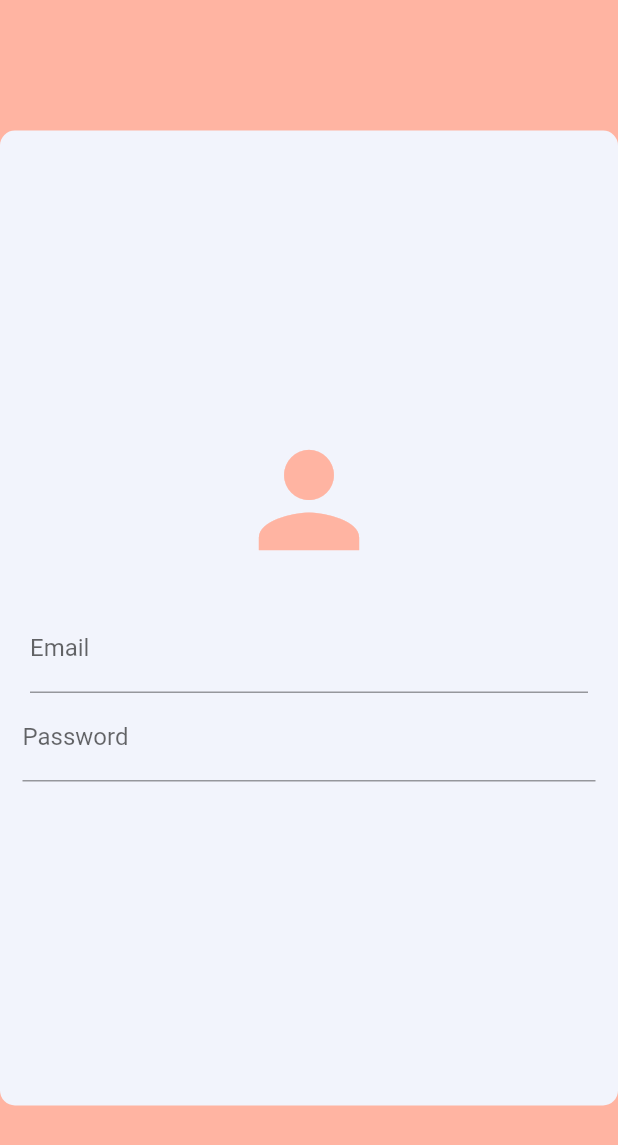
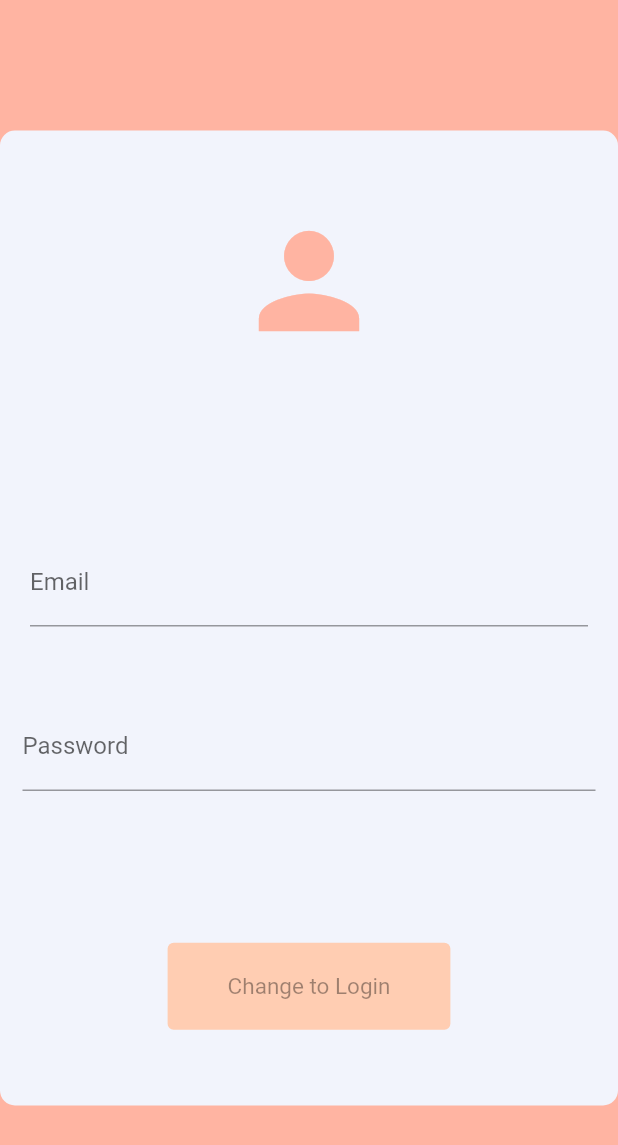
Before and after one commit to Maqcel/ZAI_WEB, a Flutter app: the AuthScreen screen opened directly, on a phone screen of 412 x 824 dp. Shown: the top 1145 px of the screen. Run offline on Flutter 3.47's test engine with Material 2 defaults, Android fonts, the light colour scheme and no system bars; our stand-ins replace freezed_annotation, get_it, injectable.

Commit message:
Themes, fonts, models

```diff
--- a/lib/repositories/auth_repository.dart
+++ b/lib/repositories/auth_repository.dart
@@ -3,7 +3,7 @@ import 'dart:convert';
 import 'package:injectable/injectable.dart';
 import 'package:http/http.dart' as http;
 
-import '../constants.dart';
+import '../values/constants.dart';
 
 @lazySingleton
 class AuthRepository {
--- a/lib/screens/auth_screen/auth_screen.dart
+++ b/lib/screens/auth_screen/auth_screen.dart
@@ -1,13 +1,10 @@
 import 'package:flutter/material.dart';
 
-import '../../constants.dart';
+import '../../values/constants.dart';
 import 'components/login_button.dart';
 import 'components/sign_up_button.dart';
 
 class AuthScreen extends StatefulWidget {
-  final bool isLogin;
-
-  const AuthScreen({this.isLogin = false});
   @override
   _AuthScreenState createState() => _AuthScreenState();
 }
@@ -16,14 +13,20 @@ class _AuthScreenState extends State<AuthScreen> {
   final TextEditingController emailController = TextEditingController();
   final TextEditingController passwordController = TextEditingController();
 
+  bool isLogin = false;
+
+  void changeForm() {
+    setState(() {
+      isLogin = !isLogin;
+    });
+  }
+
   @override
   Widget build(BuildContext context) {
     return Scaffold(
       backgroundColor: Constants.usedPrimaryColor,
       body: Center(
-        child: LayoutBuilder(
-          builder: (context, constrains) {
-            return Container(
+        child: Container(
           decoration: BoxDecoration(
             color: Constants.usedDrawerColor,
             borderRadius: BorderRadius.circular(
@@ -34,7 +37,7 @@ class _AuthScreenState extends State<AuthScreen> {
           width: Constants.usedAuthScreenWebWidthParameter,
           child: Column(
             crossAxisAlignment: CrossAxisAlignment.center,
-                mainAxisAlignment: MainAxisAlignment.center,
+            mainAxisAlignment: MainAxisAlignment.spaceEvenly,
             children: [
               Icon(
                 Icons.person,
@@ -67,14 +70,24 @@ class _AuthScreenState extends State<AuthScreen> {
                   textInputAction: TextInputAction.done,
                 ),
               ),
-                  SizedBox(
-                    height: Constants.usedDefaultPadding,
+              isLogin ? LogInButton() : SignUpButton(),
+              TextButton(
+                style: ButtonStyle(
+                  backgroundColor:
+                      MaterialStateProperty.all(Constants.usedAccentColor),
                 ),
-                  widget.isLogin ? LogInButton() : SignUpButton(),
+                onPressed: changeForm,
+                child: Text(
+                  isLogin ? 'Change to Signup' : 'Change to Login',
+                  style: TextStyle(
+                    color: Colors.black38,
+                    fontWeight: FontWeight.w400,
+                    fontSize: 15.0,
+                  ),
+                ),
+              ),
             ],
           ),
-            );
-          },
         ),
       ),
     );
--- a/lib/screens/home_screen/components/auth_button.dart
+++ b/lib/screens/home_screen/components/auth_button.dart
@@ -1,7 +1,7 @@
 import 'package:flutter/material.dart';
 
 import '/extensions/neumorphism.dart';
-import '../../../constants.dart';
+import '../../../values/constants.dart';
 
 class AuthButton extends StatelessWidget {
   final bool isLogin;
--- a/lib/screens/home_screen/components/profile_button.dart
+++ b/lib/screens/home_screen/components/profile_button.dart
@@ -3,7 +3,7 @@ import 'package:zai/config/injection/injection.dart';
 import 'package:zai/repositories/auth_repository.dart';
 
 import '/extensions/neumorphism.dart';
-import '../../../constants.dart';
+import '../../../values/constants.dart';
 
 class ProfileButton extends StatelessWidget {
   final AuthRepository authRepository = getIt.get();
--- a/lib/screens/home_screen/components/side_menu.dart
+++ b/lib/screens/home_screen/components/side_menu.dart
@@ -1,6 +1,6 @@
 import 'package:flutter/material.dart';
 
-import '../../../constants.dart';
+import '../../../values/constants.dart';
 import 'auth_button.dart';
 import 'profile_button.dart';
 
--- a/lib/constants.dart
+++ b/lib/values/constants.dart
@@ -30,6 +30,8 @@ class Constants {
       'http://localhost:8080/api/category/delete'; //? + categoryId
   static const String deleteProductRequest =
       'http://localhost:8080/api/product/delete/'; //? + productId
+  //* IMAGE_URL START
+  static const String imageUrlPrefix = 'http://localhost:8080/product-photos/';
 
   //! API Request header
   //? need an 'Authorization': 'Bearer $token' key for actions
@@ -73,4 +75,12 @@ class Constants {
   //* Web Values
   static const double usedAuthScreenWebWidthParameter = 500.0;
   static const double usedAuthScreenWebHeightParameter = 650.0;
+
+  //? TextStyles
+  //* Body text
+  static const double usedBodyFontSize = 30.0;
+  static const String usedBodyFontName = 'Montserrat';
+  //* Header text
+  static const double usedHeaderFontSize = 30.0;
+  static const String usedHeaderFontName = 'Bebas';
 }
--- /dev/null
+++ b/lib/values/theme.dart
@@ -0,0 +1,32 @@
+import 'package:flutter/material.dart';
+
+import 'constants.dart';
+
+ThemeData theme() => ThemeData(
+      accentColor: Constants.usedAccentColor,
+      scaffoldBackgroundColor: Colors.white,
+      primaryColor: Constants.usedPrimaryColor,
+      textTheme: _textTheme(),
+      textButtonTheme: TextButtonThemeData(
+        style: TextButton.styleFrom(
+          padding: EdgeInsets.symmetric(
+              vertical: Constants.usedDefaultPadding,
+              horizontal: Constants.usedBigPadding),
+          alignment: Alignment.center,
+        ),
+      ),
+    );
+
+TextTheme _textTheme() => TextTheme(
+      bodyText2: TextStyle(
+        fontFamily: Constants.usedBodyFontName,
+        color: Constants.usedTextColor,
+        fontSize: Constants.usedBodyFontSize,
+      ),
+      headline6: TextStyle(
+        fontFamily: Constants.usedHeaderFontName,
+        color: Constants.usedTextColor,
+        fontSize: Constants.usedHeaderFontSize,
+        fontWeight: FontWeight.bold,
+      ),
+    );
```
Also changed, not shown: lib/main.dart (+5 -6 lines), lib/models/category_model/category.dart (added, +15 -0 lines), lib/models/product_model/product.dart (added, +19 -0 lines), lib/models/user_model/user.dart (added, +20 -0 lines), pubspec.yaml (+15 -12 lines), assets/fonts/Bebas/BebasNeue-Bold.otf (added), assets/fonts/Bebas/BebasNeue-Light.otf (added), assets/fonts/Bebas/BebasNeue-Regular.otf (added), assets/fonts/Montserrat/Montserrat-Bold.ttf (added), assets/fonts/Montserrat/Montserrat-Light.ttf (added), assets/fonts/Montserrat/Montserrat-Regular.ttf (added), lib/models/category_model/category.freezed.dart (added), lib/models/category_model/category.g.dart (added), lib/models/product_model/product.freezed.dart (added), 3 more files. Lines whose indentation alone changed are shown as unchanged.
